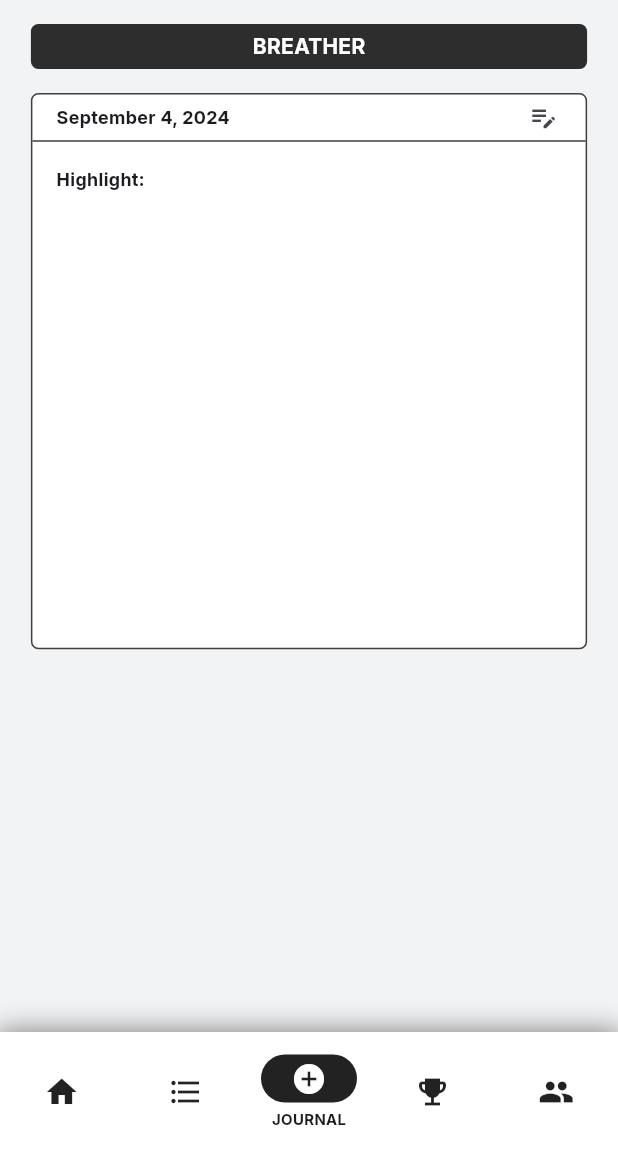
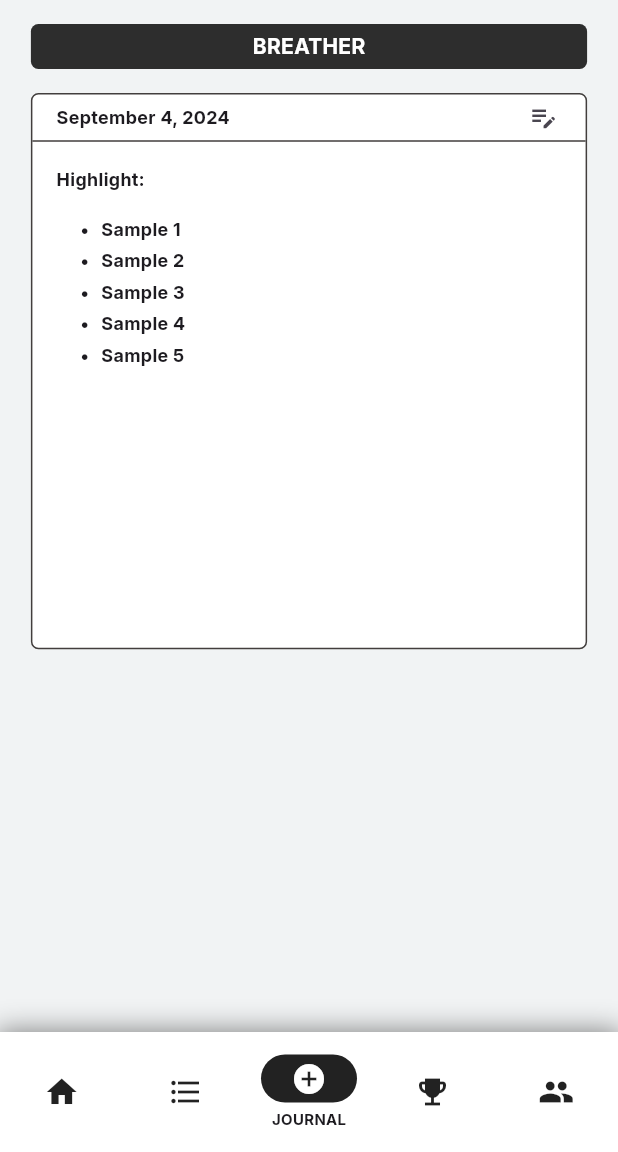
Before and after one commit to left-no-crumbz/freedfromwalls, a Flutter app: the screen it shows after launch, item 3 of the bottom bar chosen, on a phone screen of 412 x 824 dp, the part 84-1236 px from its top. Run offline on Flutter 3.47's test engine with Material 3 defaults, Android fonts, the phone set to English and light mode, and no system bars; our stand-ins replace table_calendar.

Commit message:
Add custom unordered_list.dart widget

```diff
--- /dev/null
+++ b/lib/assets/widgets/unordered_list.dart
@@ -0,0 +1,41 @@
+import 'package:flutter/material.dart';
+
+class UnorderedList extends StatelessWidget {
+  final List<String> texts;
+  const UnorderedList({super.key, required this.texts});
+
+  @override
+  Widget build(BuildContext context) {
+    List<Widget> widgetList = <Widget>[];
+    for (var text in texts) {
+      widgetList.add(UnorderedListItem(text: text));
+      widgetList.add(const SizedBox(
+        height: 4,
+      ));
+    }
+    return Column(children: widgetList);
+  }
+}
+
+class UnorderedListItem extends StatelessWidget {
+  const UnorderedListItem({super.key, required this.text});
+  final String text;
+
+  @override
+  Widget build(BuildContext context) {
+    return Row(
+      crossAxisAlignment: CrossAxisAlignment.start,
+      children: [
+        const Padding(
+            padding: EdgeInsets.only(left: 32),
+            child: Text("•", style: TextStyle(fontSize: 12))),
+        const SizedBox(width: 8),
+        Expanded(
+            child: Text(
+          text,
+          style: const TextStyle(fontSize: 12, fontWeight: FontWeight.normal),
+        )),
+      ],
+    );
+  }
+}
--- a/lib/screens/breather_screen.dart
+++ b/lib/screens/breather_screen.dart
@@ -1,6 +1,7 @@
 import 'package:flutter/material.dart';
 import 'package:intl/intl.dart';
 import '../assets/widgets/screen_title.dart';
+import '../assets/widgets/unordered_list.dart';
 
 class BreatherPage extends StatefulWidget {
   const BreatherPage({super.key});
@@ -40,6 +41,7 @@
                     borderRadius: BorderRadius.circular(5),
                     border: Border.all(color: dividerColor)),
                 child: Column(
+                  crossAxisAlignment: CrossAxisAlignment.center,
                   children: [
                     // A container was needed to reduce the margin
                     // of the IconButton (i h8 flutter)
@@ -81,7 +83,8 @@
                               padding: EdgeInsets.all(16),
                               child: Text(
                                 "Highlight:",
-                                style: TextStyle(fontSize: 12),
+                                style: TextStyle(
+                                    fontSize: 12, fontWeight: FontWeight.bold),
                               ),
                             ),
                             Expanded(
@@ -89,6 +92,13 @@
                             ),
                           ],
                         ),
+                        UnorderedList(texts: [
+                          "Sample 1",
+                          "Sample 2",
+                          "Sample 3",
+                          "Sample 4",
+                          "Sample 5",
+                        ])
                       ],
                     ),
                   ],
```
